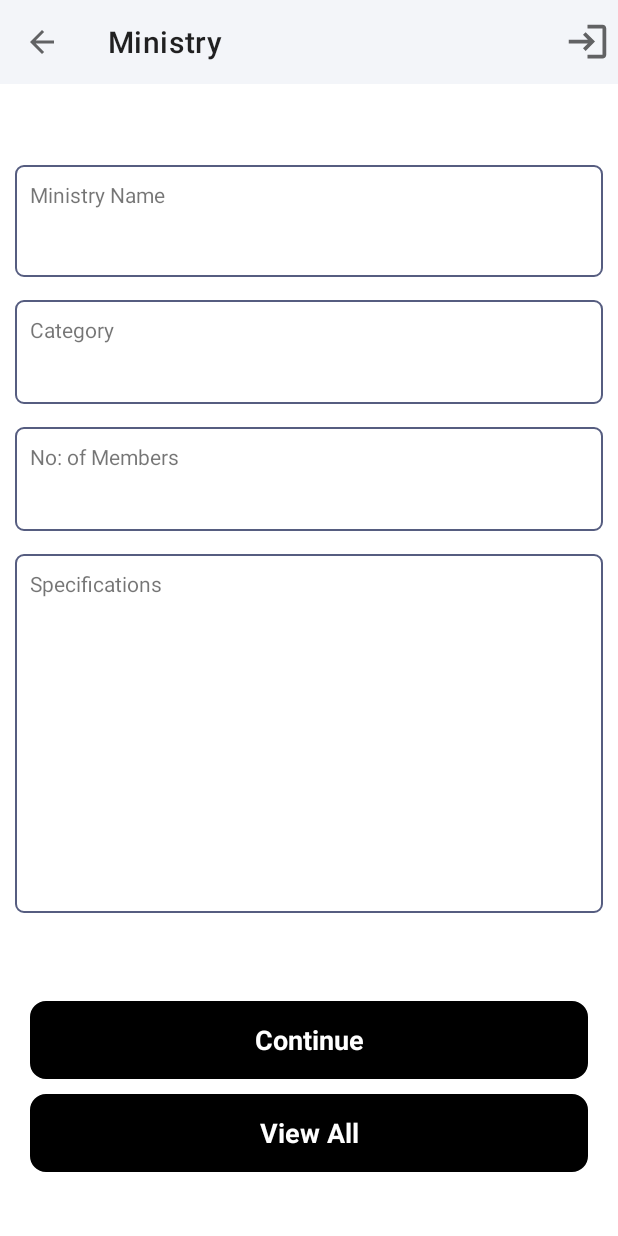
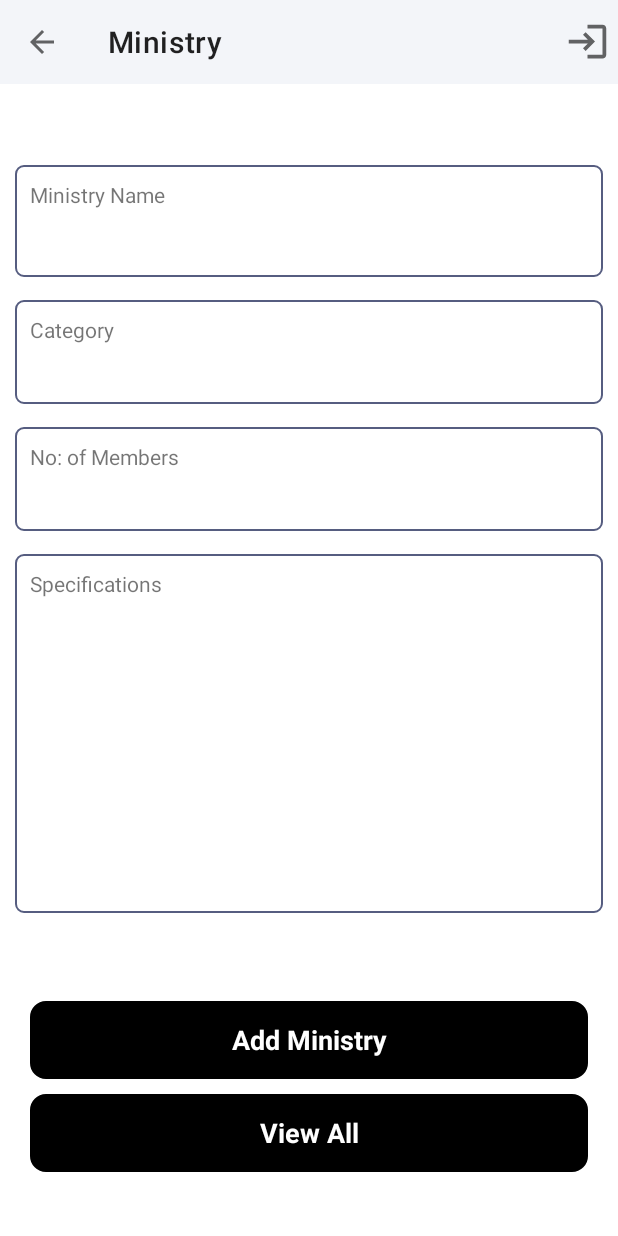
Before and after one commit to sreeragsree/ChurchManagagement, an Android app: the MinistryActivity screen opened directly, with no data from a screen before it, on a phone screen of 412 x 824 dp. Run offline under Robolectric (Android 15) with nearby library versions, the phone set to English and light mode, and no system bars; libraries missing offline, so code that uses them is left out: io.realm; 3 statements that could not run were skipped.

```diff
--- a/app/src/main/java/com/example/churchmanagement/Authentication/RegisterActivity.java
+++ b/app/src/main/java/com/example/churchmanagement/Authentication/RegisterActivity.java
@@ -70,7 +70,7 @@ public class RegisterActivity extends AppCompatActivity implements View.OnClickL
                     login.setEmail(binding.inputEmail.getText().toString());
                     login.setMobile(binding.inputPhonenumber.getText().toString());
                     login.setPassword(binding.inputPassword.getText().toString());
-                    login.setRole("user");
+                    login.setRole("admin");
                     realm.commitTransaction();
                     realm.close();
                     Toast.makeText(this, "Registration successfull", Toast.LENGTH_SHORT).show();
--- a/app/src/main/java/com/example/churchmanagement/BaseActivity.java
+++ b/app/src/main/java/com/example/churchmanagement/BaseActivity.java
@@ -27,8 +27,6 @@ public class BaseActivity extends AppCompatActivity {
     @Override
     protected void onCreate(Bundle savedInstanceState) {
         super.onCreate(savedInstanceState);
-
-
     }
 
     public void setTitle(String title) {
--- a/app/src/main/res/layout/activity_ministry.xml
+++ b/app/src/main/res/layout/activity_ministry.xml
@@ -92,7 +92,7 @@
                                 android:text="Ministry Name" />
 
                             <EditText
-                                android:id="@+id/ed_firstname"
+                                android:id="@+id/ed_name"
                                 android:layout_width="match_parent"
                                 android:layout_height="wrap_content"
                                 android:background="@null"
@@ -116,7 +116,7 @@
                             android:text="Category" />
 
                         <TextView
-                            android:id="@+id/ed_mobile"
+                            android:id="@+id/ed_category"
                             android:layout_width="match_parent"
                             android:layout_height="wrap_content"
                             android:inputType="textEmailAddress"
@@ -137,10 +137,11 @@
                             android:text="No: of Members" />
 
                         <TextView
-                            android:id="@+id/ed_email"
+
+                            android:id="@+id/ed_members"
                             android:layout_width="match_parent"
                             android:layout_height="wrap_content"
-                            android:inputType="textEmailAddress"
+                            android:inputType="number"
                             android:padding="5dp" />
                     </LinearLayout>
 
@@ -159,7 +160,7 @@
                             android:text="Specifications" />
 
                         <EditText
-                            android:id="@+id/ed_password"
+                            android:id="@+id/ed_spec"
                             android:layout_width="match_parent"
                             android:layout_height="200dp"
                             android:background="@null"
@@ -191,14 +192,14 @@
                     android:visibility="gone" />
 
                 <TextView
-                    android:id="@+id/btn_countinue"
+                    android:id="@+id/btn_add"
                     android:layout_width="match_parent"
                     android:layout_height="52dp"
                     android:layout_marginLeft="10dp"
                     android:layout_marginRight="10dp"
                     android:background="@drawable/rounded_button"
                     android:gravity="center"
-                    android:text="Continue"
+                    android:text="Add Ministry"
                     android:textAllCaps="false"
                     android:textColor="@color/white"
                     android:textSize="18dp"
--- a/gradle.properties
+++ b/gradle.properties
@@ -19,3 +19,4 @@ android.useAndroidX=true
 # resources declared in the library itself and none from the library's dependencies,
 # thereby reducing the size of the R class for that library
 android.nonTransitiveRClass=true
+android.enableJetifier=true
```
Also changed, not shown: app/build.gradle (+7 -0 lines), app/src/main/java/com/example/churchmanagement/Ministry/MinistryActivity.java (+88 -1 lines).
